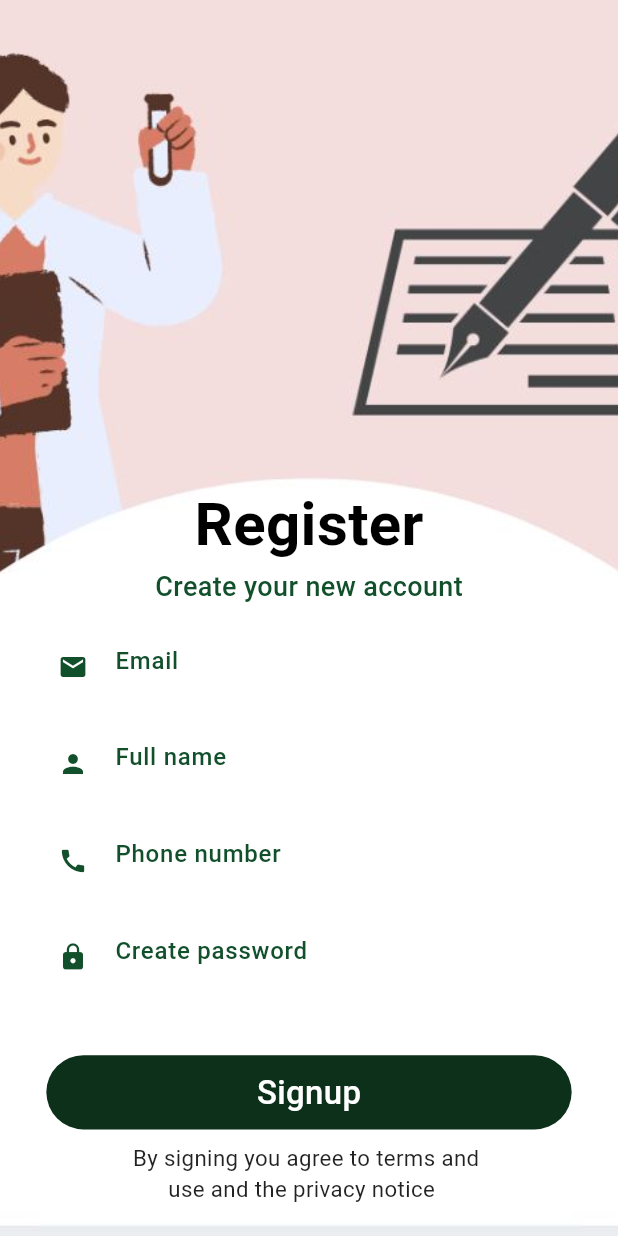
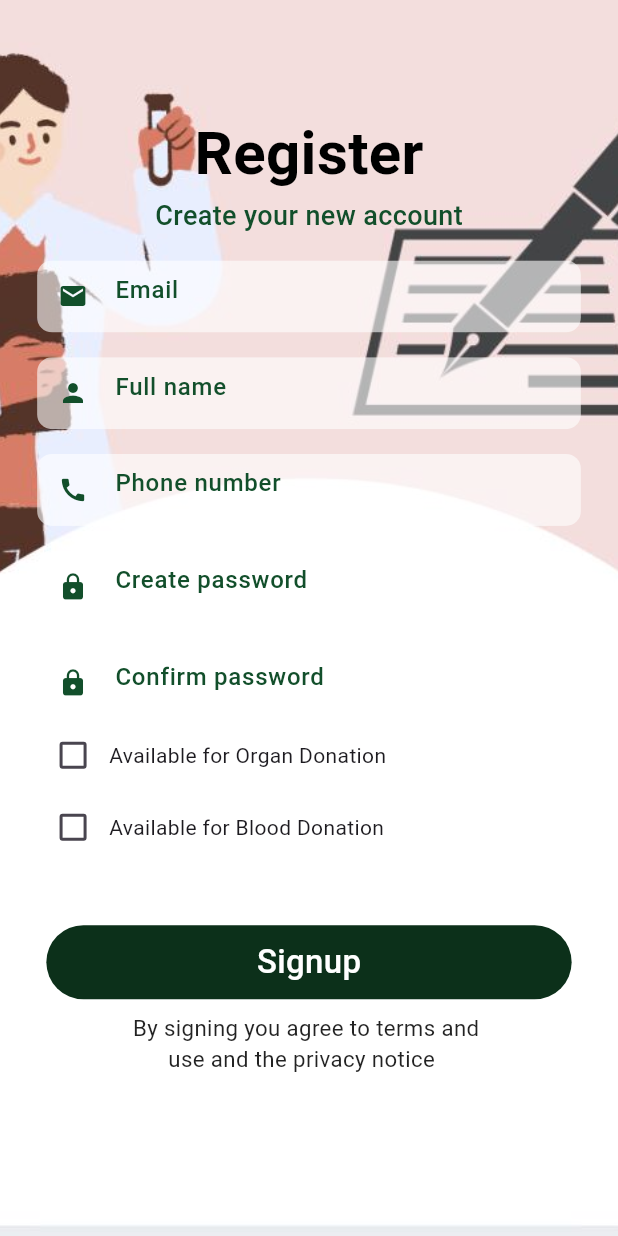
Before and after one commit to prajapatihet/donorconnect, a Flutter app: the Signuppage screen opened directly, on a phone screen of 412 x 824 dp. Run offline on Flutter 3.47's test engine with Material 3 defaults, Android fonts, the phone set to English and light mode, and no system bars; our stand-ins replace jwt_decoder, shared_preferences; accounts and stored records are empty.

Commit message:
updated the signup page

```diff
--- a/lib/Pages/signup.dart
+++ b/lib/Pages/signup.dart
@@ -14,7 +14,7 @@ class _SignuppageState extends State<Signuppage> {
   TextEditingController numberController = TextEditingController();
   TextEditingController nameController = TextEditingController();
   TextEditingController passwordController = TextEditingController();
-
+  bool? check1 = false, check2 = false;
   bool _isValidate = false;
 
   validate() {
@@ -62,7 +62,7 @@ class _SignuppageState extends State<Signuppage> {
           SingleChildScrollView(
             child: Padding(
               padding: EdgeInsets.only(
-                  top: screenHeight * 0.39,
+                  top: screenHeight * 0.09,
                   left: screenHeight * 0.03,
                   right: screenHeight * 0.03),
               child: Column(
@@ -111,6 +111,44 @@ class _SignuppageState extends State<Signuppage> {
                     name: 'Create password',
                     errormsg: _isValidate ? 'Please enter Password' : null,
                   ),
+                  SizedBox(height: screenHeight * 0.02),
+
+                  Textbox(
+                    controller: passwordController,
+                    icons: Icons.lock,
+                    name: 'Confirm password',
+                    errormsg: _isValidate ? 'Please enter Password' : null,
+                  ),
+
+                  Row(
+                    children: [
+                      Checkbox(
+                        //checkbox positioned at left
+                        value: check1,
+                        onChanged: (bool? value) {
+                          setState(() {
+                            check1 = value;
+                          });
+                        },
+                      ),
+                      Text("Available for Organ Donation"),
+                    ],
+                  ),
+                  Row(
+                    children: [
+                      Checkbox(
+                        //checkbox positioned at left
+                        value: check2,
+                        onChanged: (bool? value) {
+                          setState(() {
+                            check2 = value;
+                          });
+                        },
+                      ),
+                      Text("Available for Blood Donation"),
+                    ],
+                  ),
+
                   SizedBox(height: screenHeight * 0.05),
 
                   InkWell(
```
